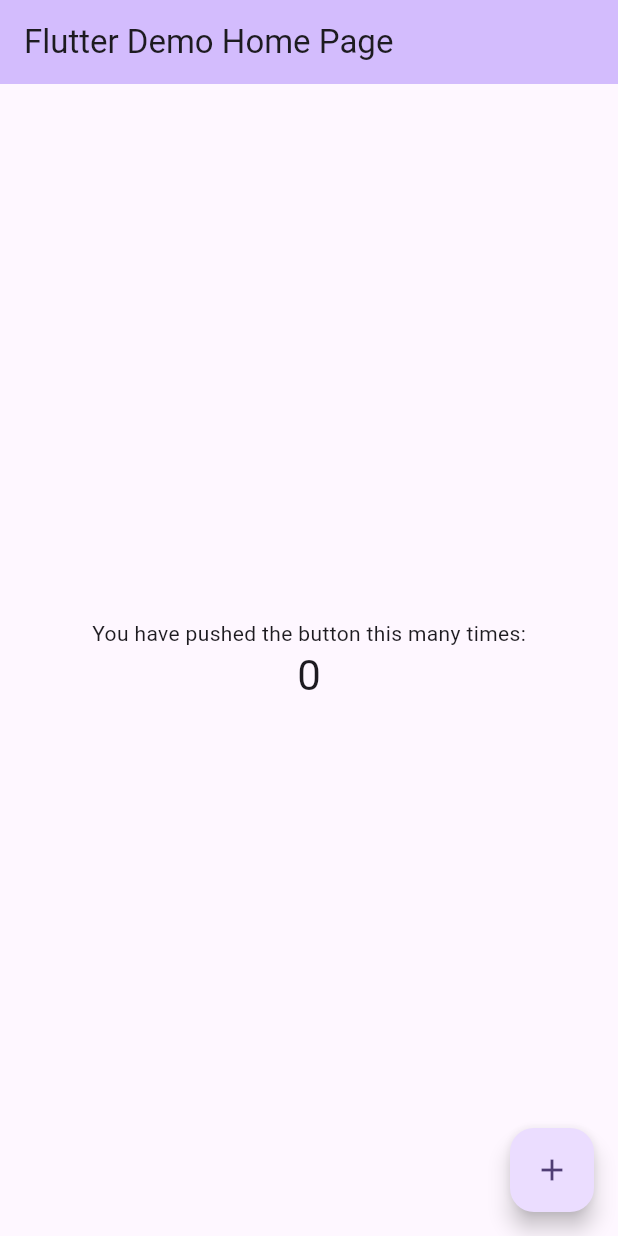
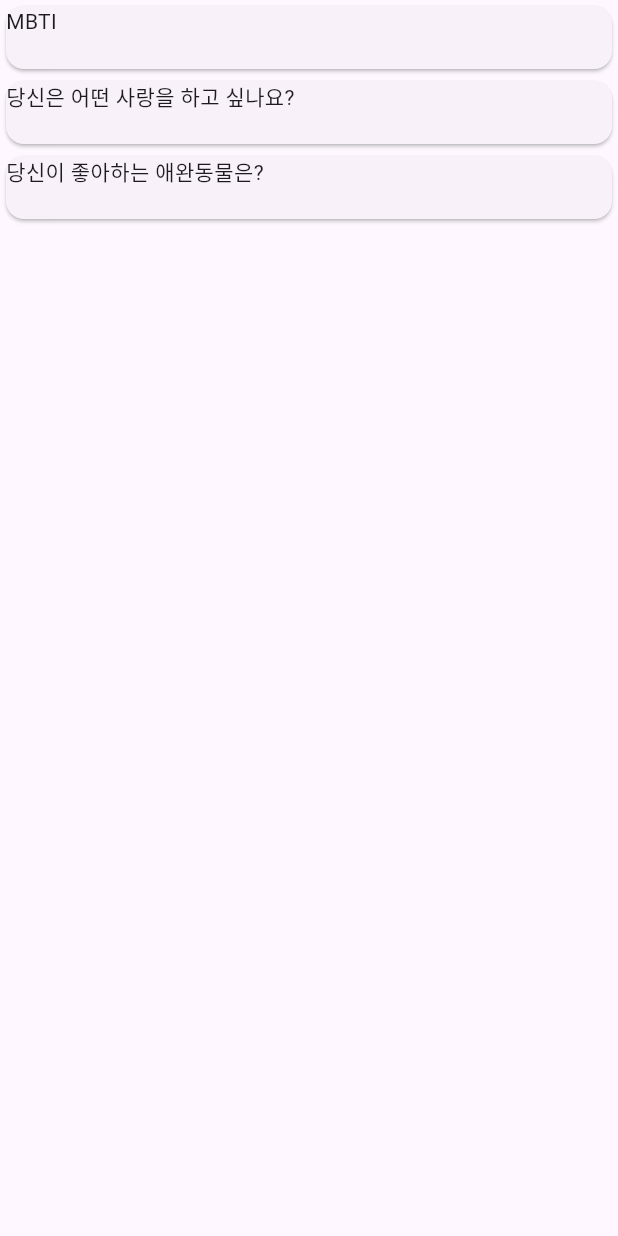
Before and after one commit to Si-Hyeak-KANG/personality_test_flutter, a Flutter app: the screen it shows after launch, on a phone screen of 412 x 824 dp. Run offline on Flutter 3.47's test engine with Material 3 defaults, Android fonts, the phone set to English and light mode, and no system bars.

Commit message:
테스트 목록 페이지 생성

```diff
--- a/lib/main.dart
+++ b/lib/main.dart
@@ -1,4 +1,5 @@
 import 'package:flutter/material.dart';
+import 'main/mainlist_page.dart';
 
 void main() {
   runApp(const MyApp());
@@ -11,115 +12,12 @@ class MyApp extends StatelessWidget {
   @override
   Widget build(BuildContext context) {
     return MaterialApp(
-      title: 'Flutter Demo',
+      title: 'Personality Test',
       theme: ThemeData(
-        // This is the theme of your application.
-        //
-        // TRY THIS: Try running your application with "flutter run". You'll see
-        // the application has a purple toolbar. Then, without quitting the app,
-        // try changing the seedColor in the colorScheme below to Colors.green
-        // and then invoke "hot reload" (save your changes or press the "hot
-        // reload" button in a Flutter-supported IDE, or press "r" if you used
-        // the command line to start the app).
-        //
-        // Notice that the counter didn't reset back to zero; the application
-        // state is not lost during the reload. To reset the state, use hot
-        // restart instead.
-        //
-        // This works for code too, not just values: Most code changes can be
-        // tested with just a hot reload.
         colorScheme: ColorScheme.fromSeed(seedColor: Colors.deepPurple),
         useMaterial3: true,
       ),
-      home: const MyHomePage(title: 'Flutter Demo Home Page'),
+      home: const MainPage(),
     );
   }
 }
-
-class MyHomePage extends StatefulWidget {
-  const MyHomePage({super.key, required this.title});
-
-  // This widget is the home page of your application. It is stateful, meaning
-  // that it has a State object (defined below) that contains fields that affect
-  // how it looks.
-
-  // This class is the configuration for the state. It holds the values (in this
-  // case the title) provided by the parent (in this case the App widget) and
-  // used by the build method of the State. Fields in a Widget subclass are
-  // always marked "final".
-
-  final String title;
-
-  @override
-  State<MyHomePage> createState() => _MyHomePageState();
-}
-
-class _MyHomePageState extends State<MyHomePage> {
-  int _counter = 0;
-
-  void _incrementCounter() {
-    setState(() {
-      // This call to setState tells the Flutter framework that something has
-      // changed in this State, which causes it to rerun the build method below
-      // so that the display can reflect the updated values. If we changed
-      // _counter without calling setState(), then the build method would not be
-      // called again, and so nothing would appear to happen.
-      _counter++;
-    });
-  }
-
-  @override
-  Widget build(BuildContext context) {
-    // This method is rerun every time setState is called, for instance as done
-    // by the _incrementCounter method above.
-    //
-    // The Flutter framework has been optimized to make rerunning build methods
-    // fast, so that you can just rebuild anything that needs updating rather
-    // than having to individually change instances of widgets.
-    return Scaffold(
-      appBar: AppBar(
-        // TRY THIS: Try changing the color here to a specific color (to
-        // Colors.amber, perhaps?) and trigger a hot reload to see the AppBar
-        // change color while the other colors stay the same.
-        backgroundColor: Theme.of(context).colorScheme.inversePrimary,
-        // Here we take the value from the MyHomePage object that was created by
-        // the App.build method, and use it to set our appbar title.
-        title: Text(widget.title),
-      ),
-      body: Center(
-        // Center is a layout widget. It takes a single child and positions it
-        // in the middle of the parent.
-        child: Column(
-          // Column is also a layout widget. It takes a list of children and
-          // arranges them vertically. By default, it sizes itself to fit its
-          // children horizontally, and tries to be as tall as its parent.
-          //
-          // Column has various properties to control how it sizes itself and
-          // how it positions its children. Here we use mainAxisAlignment to
-          // center the children vertically; the main axis here is the vertical
-          // axis because Columns are vertical (the cross axis would be
-          // horizontal).
-          //
-          // TRY THIS: Invoke "debug painting" (choose the "Toggle Debug Paint"
-          // action in the IDE, or press "p" in the console), to see the
-          // wireframe for each widget.
-          mainAxisAlignment: MainAxisAlignment.center,
-          children: <Widget>[
-            const Text(
-              'You have pushed the button this many times:',
-            ),
-            Text(
-              '$_counter',
-              style: Theme.of(context).textTheme.headlineMedium,
-            ),
-          ],
-        ),
-      ),
-      floatingActionButton: FloatingActionButton(
-        onPressed: _incrementCounter,
-        tooltip: 'Increment',
-        child: const Icon(Icons.add),
-      ), // This trailing comma makes auto-formatting nicer for build methods.
-    );
-  }
-}
--- /dev/null
+++ b/lib/main/mainlist_page.dart
@@ -0,0 +1,65 @@
+import 'dart:convert';
+
+import 'package:flutter/material.dart';
+import 'package:flutter/services.dart';
+
+
+/*
+* 스테이트풀 위젯(Statefull widget)은 동적 데이터를 관리
+* 데이터가 변경됨에 따라 UI가 함께 변화
+* */
+class MainPage extends StatefulWidget {
+  const MainPage({super.key});
+
+  @override
+  State<StatefulWidget> createState() {
+    return _MainPage();
+  }
+}
+
+class _MainPage extends State<MainPage> {
+  Future<String> loadAsset() async {
+    return await rootBundle.loadString('res/api/list.json');
+  }
+  @override
+  Widget build(BuildContext context) {
+    return Scaffold(
+      body: FutureBuilder(
+        future: loadAsset(),
+        builder: (context, snapshot) {
+          switch (snapshot.connectionState) {
+
+            case ConnectionState.none:
+              return const Center(
+                child: Text('No Data'),
+              );
+            case ConnectionState.waiting || ConnectionState.active:
+              return const Center(
+                child: CircularProgressIndicator(),
+              );
+            case ConnectionState.done:
+              if (snapshot.hasData) {
+                Map<String, dynamic> list = jsonDecode(snapshot.data!);
+                return ListView.builder(
+                  itemBuilder: (context, value) {
+                    return InkWell(
+                      onTap: (){},
+                      child: SizedBox(
+                        height: 50,
+                        child: Card(
+                          child: Text(list['questions'][value]['title'].toString()),
+                        ),
+                      ),
+                    );
+                  },
+                  itemCount: list['count'],
+                );
+              } else {
+                return Text('Error: ${snapshot.error}');
+              }
+          }
+        },
+      ),
+    );
+  }
+}
--- a/pubspec.yaml
+++ b/pubspec.yaml
@@ -60,10 +60,8 @@ flutter:
   uses-material-design: true
 
   # To add assets to your application, add an assets section, like this:
-assets:
-     - res/api/mbti.json
-     - res/api/test1.json
-     - res/api/test2.json
+  assets:
+     - res/api/
   #   - images/a_dot_burr.jpeg
   #   - images/a_dot_ham.jpeg
 
--- /dev/null
+++ b/res/api/list.json
@@ -0,0 +1,17 @@
+{
+  "questions" : [
+    {
+      "title":  "MBTI",
+      "file" : "mbti"
+    },
+    {
+      "title":  "당신은 어떤 사랑을 하고 싶나요?",
+      "file" : "test2"
+    },
+    {
+      "title":  "당신이 좋아하는 애완동물은?",
+      "file" : "test1"
+    }
+  ],
+  "count": 3
+}
```
